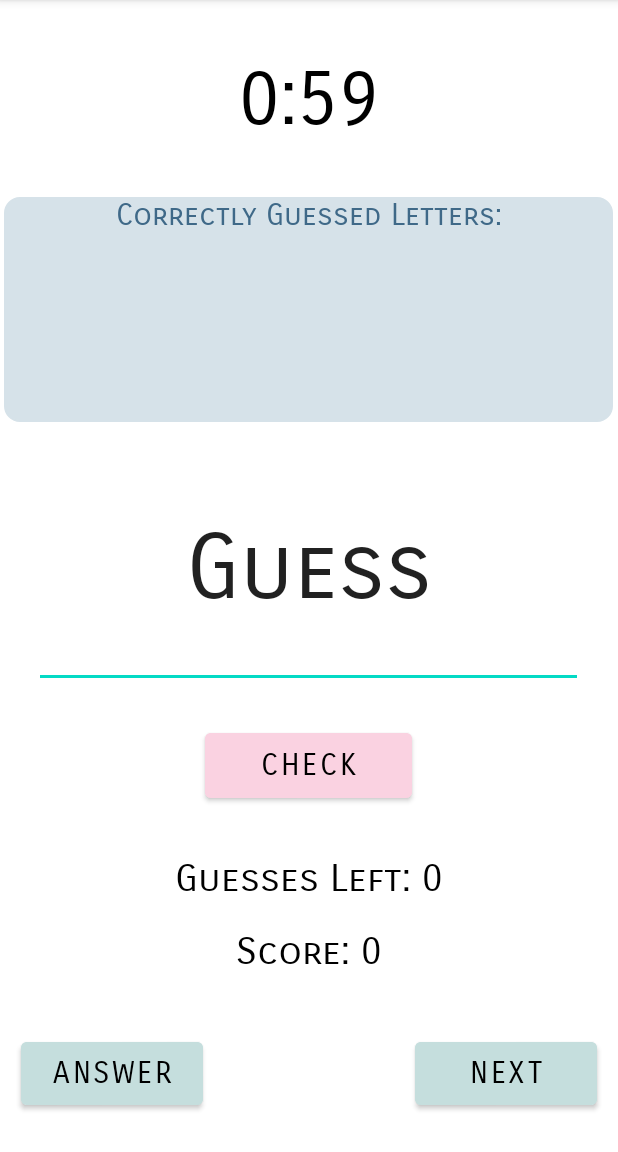
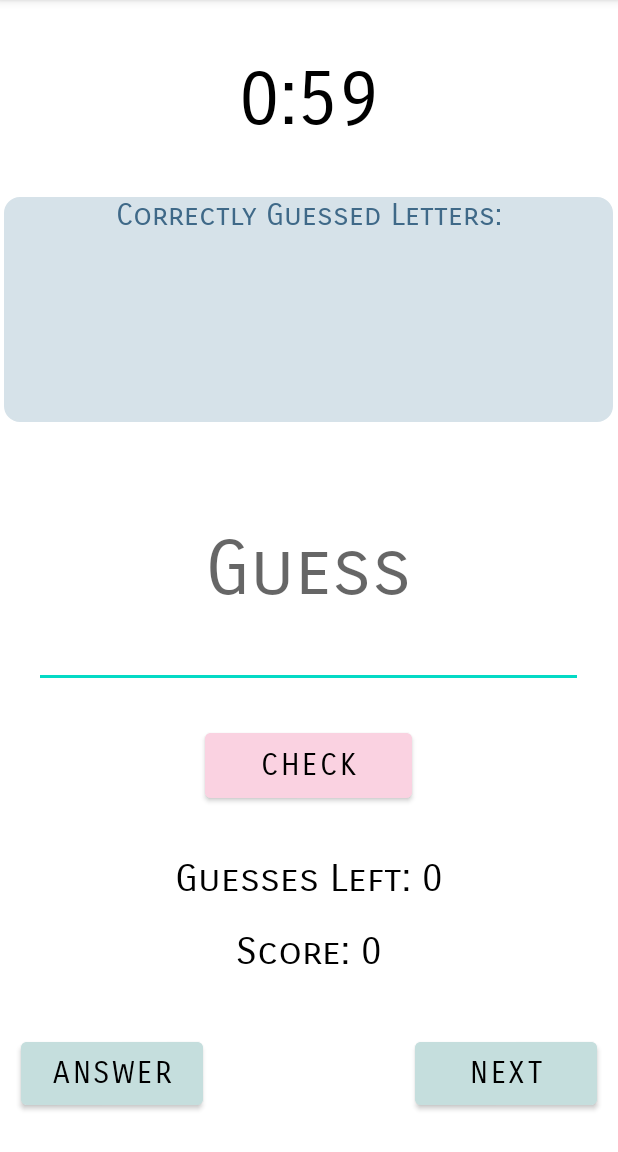
Before and after one commit to eunseolee00/WordGame, an Android app: the GameActivity screen opened directly, with no data from a screen before it, on a phone screen of 412 x 824 dp, the part 84-1236 px from its top. Run offline under Robolectric (Android 15) with nearby library versions, the phone set to English and light mode, and no system bars.

Commit message:
Commit #4

```diff
--- a/app/src/main/res/layout/activity_game.xml
+++ b/app/src/main/res/layout/activity_game.xml
@@ -118,10 +118,10 @@
         android:layout_marginBottom="32dp"
         android:ems="10"
         android:fontFamily="sans-serif-smallcaps"
+        android:hint="Guess"
         android:inputType="textPersonName"
-        android:text="Guess"
         android:textAlignment="center"
-        android:textSize="60sp"
+        android:textSize="50sp"
         app:layout_constraintBottom_toTopOf="@+id/checkButton"
         app:layout_constraintEnd_toEndOf="parent"
         app:layout_constraintHorizontal_bias="0.492"
```
Also changed, not shown: 4 other files.
